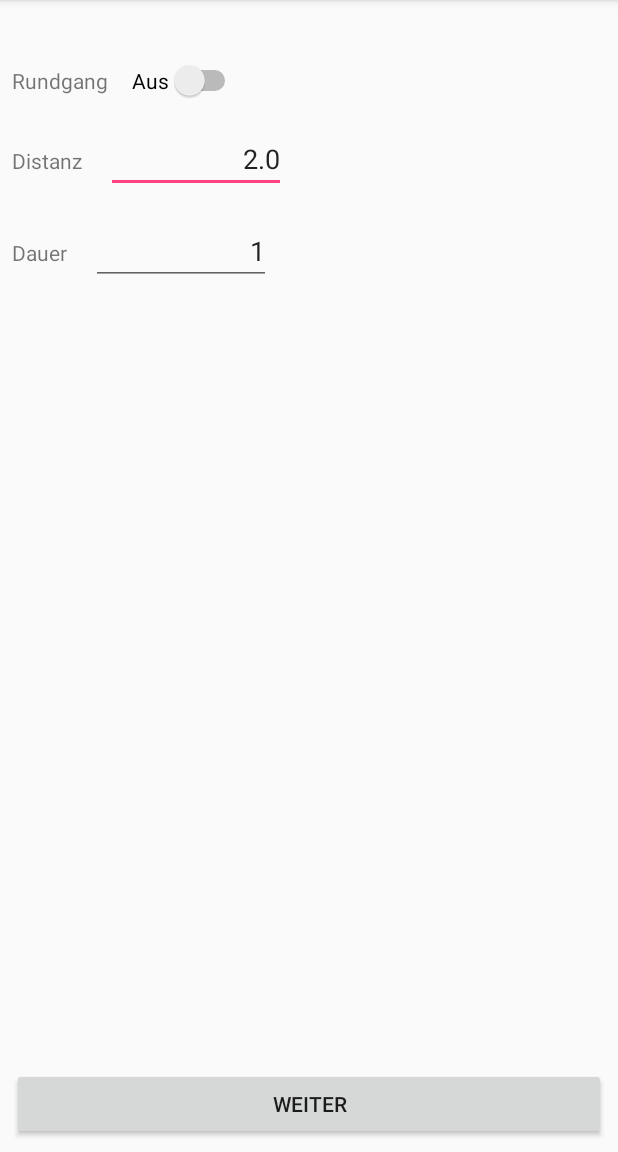
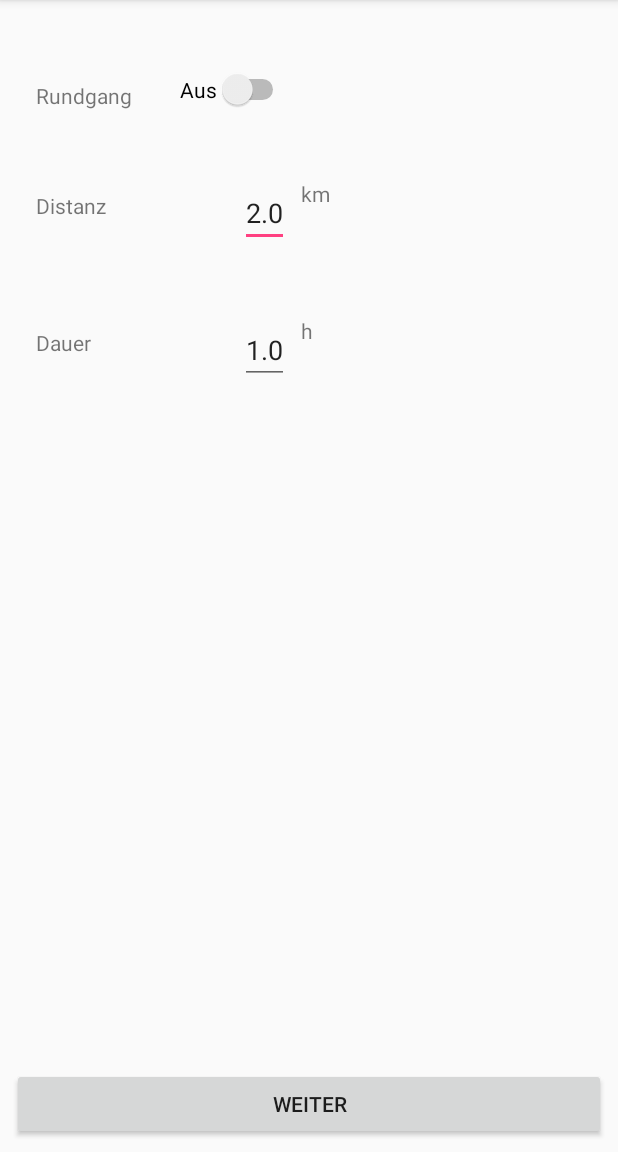
Before and after one commit to MIDw17group02/sightseeingApp, an Android app: the ConfigurationActivity screen opened directly, with no data from a screen before it, on a phone screen of 412 x 824 dp, the part 84-1236 px from its top. Run offline under Robolectric (Android 15) with nearby library versions, the phone set to English and light mode, and no system bars.

Commit message:
minor changes in config Act

```diff
--- a/mobile/src/main/res/layout/activity_configuration.xml
+++ b/mobile/src/main/res/layout/activity_configuration.xml
@@ -6,16 +6,15 @@
     android:layout_height="match_parent"
     tools:context="com.example.de.testssapplication.ConfigurationActivity">
 
-    <LinearLayout
-        android:orientation="vertical"
-        android:layout_width="wrap_content"
-        android:layout_height="wrap_content">
+    <TableLayout
+        android:layout_margin="@dimen/activity_vertical_margin"
+        android:layout_width="match_parent"
+        android:layout_height="match_parent">
 
-        <LinearLayout
-            android:layout_marginTop="32dp"
-            android:layout_width="wrap_content"
-            android:layout_height="wrap_content"
-            android:orientation="horizontal">
+        <TableRow
+            android:layout_marginTop="30dp"
+            android:layout_width="match_parent"
+            android:layout_height="match_parent" >
 
             <TextView
                 android:id="@+id/label_roundtour"
@@ -26,17 +25,17 @@
 
             <Switch
                 android:id="@+id/switch_roundtour"
-                android:layout_width="wrap_content"
+                android:layout_width="match_parent"
                 android:layout_height="wrap_content"
                 android:layout_margin="8dp"
+                android:layout_gravity="right"
                 android:text="@string/roundOff" />
+        </TableRow>
 
-        </LinearLayout>
-
-        <LinearLayout
-            android:layout_width="wrap_content"
-            android:layout_height="wrap_content"
-            android:orientation="horizontal">
+        <TableRow
+            android:layout_marginTop="30dp"
+            android:layout_width="match_parent"
+            android:layout_height="match_parent" >
 
             <TextView
                 android:id="@+id/label_distance"
@@ -47,19 +46,25 @@
 
             <EditText
                 android:id="@+id/edit_text_distance"
-                android:layout_width="120dp"
+                android:layout_width="match_parent"
                 android:layout_height="wrap_content"
                 android:layout_margin="8dp"
+                android:layout_gravity="right"
+                android:gravity="right"
+                android:inputType="numberDecimal"
                 android:lines="1"
-                android:inputType="numberDecimal"
-                android:gravity="right"
                 android:text="2.0" />
-        </LinearLayout>
 
-        <LinearLayout
-            android:layout_width="wrap_content"
-            android:layout_height="wrap_content"
-            android:orientation="horizontal">
+            <TextView
+                android:layout_width="wrap_content"
+                android:layout_height="match_parent"
+                android:text="km" />
+        </TableRow>
+
+        <TableRow
+            android:layout_marginTop="30dp"
+            android:layout_width="match_parent"
+            android:layout_height="match_parent" >
 
             <TextView
                 android:id="@+id/label_duration"
@@ -70,16 +75,23 @@
 
             <EditText
                 android:id="@+id/edit_text_duration"
-                android:layout_width="120dp"
+                android:layout_width="match_parent"
                 android:layout_height="wrap_content"
                 android:layout_margin="8dp"
+                android:layout_gravity="right"
+                android:gravity="right"
+                android:inputType="numberDecimal"
                 android:lines="1"
-                android:inputType="numberDecimal"
-                android:gravity="right"
-                android:text="1" />
-    </LinearLayout>
+                android:text="1.0" />
 
-    </LinearLayout>
+            <TextView
+                android:layout_width="wrap_content"
+                android:layout_height="match_parent"
+                android:text="h" />
+
+        </TableRow>
+
+    </TableLayout>
 
     <Button
         android:id="@+id/continueSelectionButton"
```
